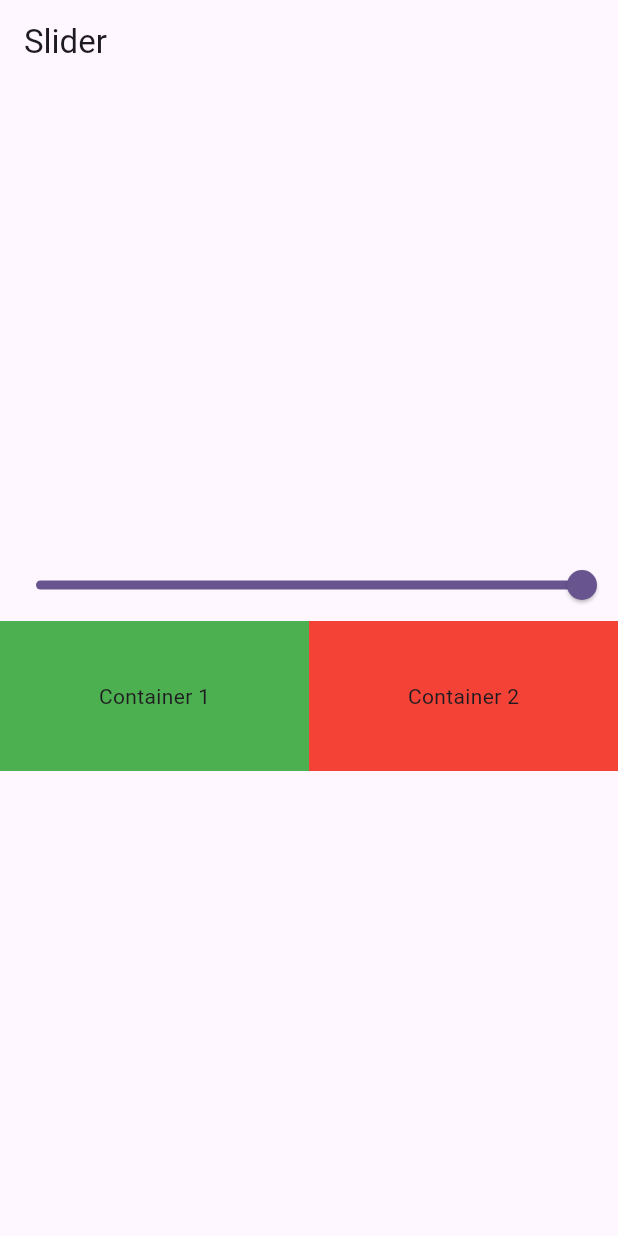
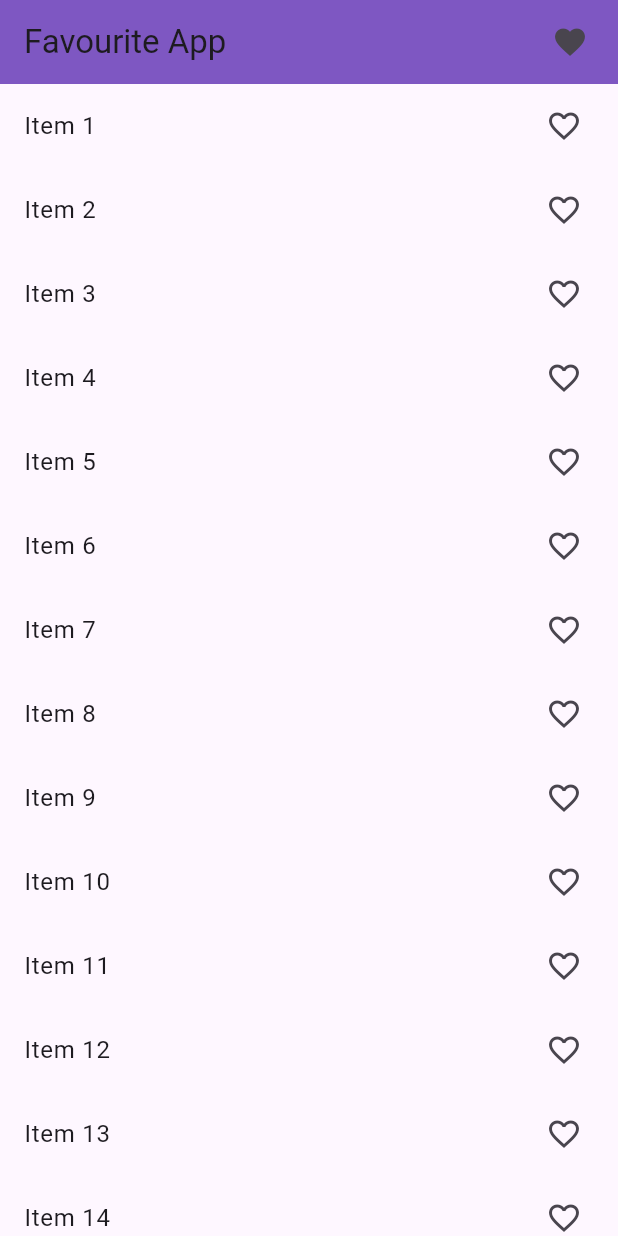
Before and after one commit to umeree/StateManagemntFlutter, a Flutter app: the screen it shows after launch, on a phone screen of 412 x 824 dp. Run offline on Flutter 3.47's test engine with Material 3 defaults, Android fonts, the light colour scheme and no system bars.

Commit message:
Faavorie app

```diff
--- a/lib/main.dart
+++ b/lib/main.dart
@@ -1,8 +1,10 @@
 import 'package:flutter/material.dart';
 import 'package:provider/provider.dart';
 import 'package:stateamnagement/provider/count_provider.dart';
+import 'package:stateamnagement/provider/favorite_provider.dart';
 import 'package:stateamnagement/provider/sliderProvider.dart';
 import 'package:stateamnagement/screens/count.dart';
+import 'package:stateamnagement/screens/favouriteApp.dart';
 import 'package:stateamnagement/screens/slider.dart';
 
 void main() {
@@ -17,6 +19,7 @@ class MyApp extends StatelessWidget {
       providers: [
         ChangeNotifierProvider(create: (context) => CountProvider()),
         ChangeNotifierProvider(create: (context) => SliderProvider()),
+        ChangeNotifierProvider(create: (context) => FavoriteItemProvider())
       ],
       child: MaterialApp(
         title: 'Flutter Demo',
@@ -25,7 +28,7 @@ class MyApp extends StatelessWidget {
           colorScheme: ColorScheme.fromSeed(seedColor: Colors.deepPurple),
           useMaterial3: true,
         ),
-        home: SliderWidget(),
+        home: FavouriteApp(),
       ),
     );
   }
--- /dev/null
+++ b/lib/provider/favorite_provider.dart
@@ -0,0 +1,16 @@
+import "package:flutter/material.dart";
+
+class FavoriteItemProvider with ChangeNotifier {
+  List<int> _favoriteItems = [];
+  List<int> get favoriteItems => _favoriteItems;
+
+  void addItem(int value) {
+    _favoriteItems.add(value);
+    notifyListeners();
+  }
+
+  void removeItem(int value) {
+    _favoriteItems.remove(value);
+    notifyListeners();
+  }
+}
--- /dev/null
+++ b/lib/screens/favouriteApp.dart
@@ -0,0 +1,62 @@
+import 'package:flutter/material.dart';
+import 'package:provider/provider.dart';
+import 'package:stateamnagement/provider/favorite_provider.dart';
+import 'package:stateamnagement/screens/myFavorites.dart';
+
+class FavouriteApp extends StatefulWidget {
+  const FavouriteApp({super.key});
+
+  @override
+  State<FavouriteApp> createState() => _FavouriteAppState();
+}
+
+class _FavouriteAppState extends State<FavouriteApp> {
+  @override
+  Widget build(BuildContext context) {
+    print("Build");
+    return Scaffold(
+      appBar: AppBar(
+        backgroundColor: Colors.deepPurple[400],
+        title: Text("Favourite App"),
+        actions: [
+          InkWell(
+            onTap: () {
+              Navigator.push(context,
+                  MaterialPageRoute(builder: (context) => MyFavorites()));
+            },
+            child: Icon(Icons.favorite),
+          ),
+          SizedBox(
+            width: 20,
+          )
+        ],
+      ),
+      body: Column(
+        children: [
+          Expanded(
+            child: ListView.builder(
+                itemCount: 100,
+                itemBuilder: (context, index) {
+                  return Consumer<FavoriteItemProvider>(
+                      builder: (context, value, child) {
+                    return ListTile(
+                      onTap: () {
+                        if (value.favoriteItems.contains(index)) {
+                          value.removeItem(index);
+                        } else {
+                          value.addItem(index);
+                        }
+                      },
+                      title: Text("Item ${index + 1}"),
+                      trailing: value.favoriteItems.contains(index)
+                          ? Icon(Icons.favorite)
+                          : Icon(Icons.favorite_border_outlined),
+                    );
+                  });
+                }),
+          )
+        ],
+      ),
+    );
+  }
+}
```
Also changed, not shown: lib/screens/myFavorites.dart (added, +61 -0 lines).
